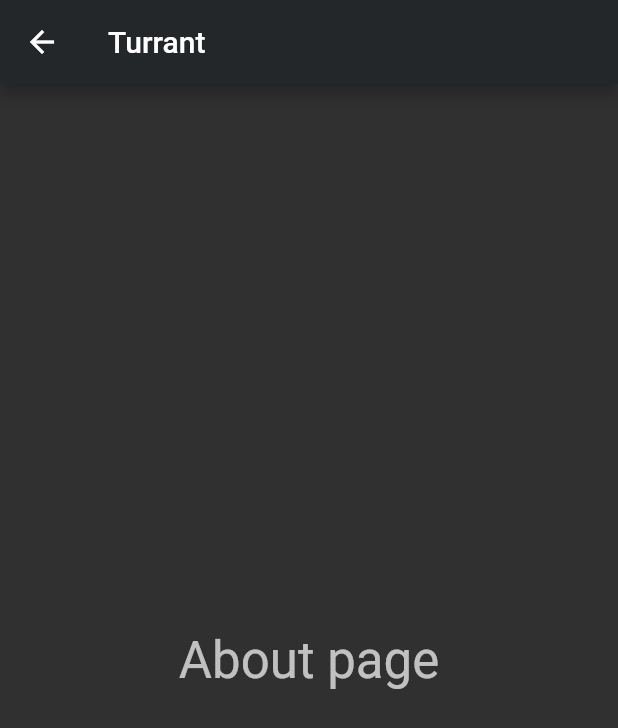
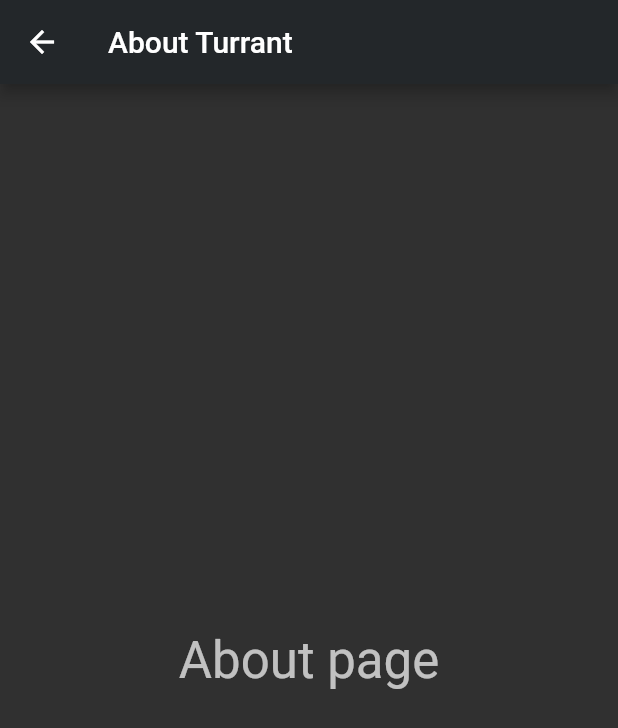
Before and after one commit to mohitkyadav/source-server-manager, a Flutter app: the AboutPage screen opened by its route, on a phone screen of 412 x 824 dp. Shown: the top 728 px of the screen. Run offline on Flutter 3.47's test engine with Material 2 defaults, Android fonts, the phone set to English and light mode, and no system bars; our stand-ins replace shared_preferences; accounts and stored records are empty.

Commit message:
change appbar text on all pages

```diff
--- a/lib/ui/pages/about_page.dart
+++ b/lib/ui/pages/about_page.dart
@@ -8,7 +8,7 @@ class AboutPage extends StatefulWidget {
 }
 
 class _AboutPageState extends State<AboutPage> {
-  static const _title = 'Turrant';
+  static const _title = 'About Turrant';
 
   @override
   Widget build(BuildContext context) {
--- a/lib/ui/pages/settings_page.dart
+++ b/lib/ui/pages/settings_page.dart
@@ -14,7 +14,7 @@ class SettingsPage extends StatefulWidget {
 }
 
 class _SettingsPageState extends State<SettingsPage> {
-  static const _title = 'Turrant';
+  static const _title = 'Settings';
   bool isDarkModeOn = false;
 
   @override
@@ -38,7 +38,8 @@ class _SettingsPageState extends State<SettingsPage> {
               leading: Icon(isDarkModeOn ? Icons.lightbulb_outline : Icons.lightbulb),
               title: Text('Toggle theme'),
               onTap: () =>_toggleTheme(context),
-            )
+            ),
+            Divider(),
           ],
         ),
       ),
```
